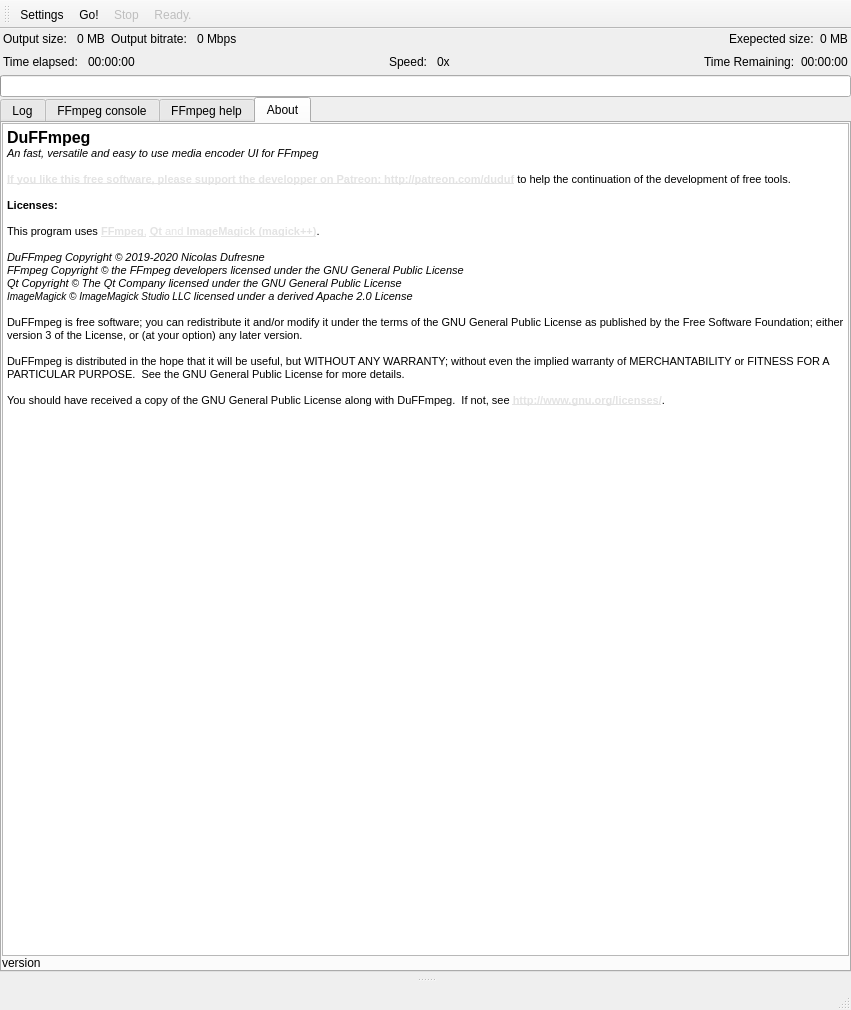
Qt form src/UI/mainwindow.ui (RxLaboratory/DuME) before a commit.
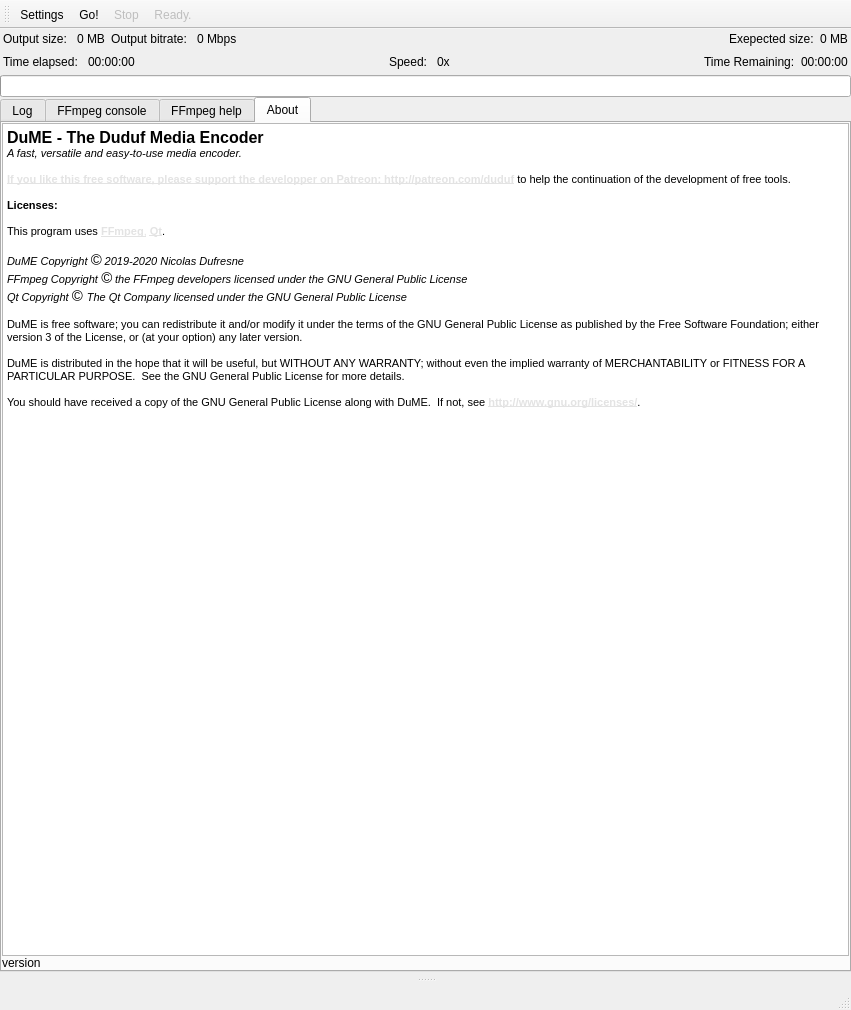
The same form after that commit. The open tabs and pages were chosen to show the change. Icons and pictures are not drawn.

Patch:
```diff
--- a/src/UI/mainwindow.ui
+++ b/src/UI/mainwindow.ui
@@ -432,26 +432,25 @@
             <string>&lt;!DOCTYPE HTML PUBLIC &quot;-//W3C//DTD HTML 4.0//EN&quot; &quot;http://www.w3.org/TR/REC-html40/strict.dtd&quot;&gt;
 &lt;html&gt;&lt;head&gt;&lt;meta name=&quot;qrichtext&quot; content=&quot;1&quot; /&gt;&lt;style type=&quot;text/css&quot;&gt;
 p, li { white-space: pre-wrap; }
-&lt;/style&gt;&lt;/head&gt;&lt;body style=&quot; font-family:'Ubuntu'; font-size:11pt; font-weight:400; font-style:normal;&quot;&gt;
-&lt;p style=&quot; margin-top:0px; margin-bottom:0px; margin-left:0px; margin-right:0px; -qt-block-indent:0; text-indent:0px;&quot;&gt;&lt;span style=&quot; font-family:'MS Shell Dlg 2'; font-size:12pt; font-weight:600;&quot;&gt;DuFFmpeg&lt;/span&gt;&lt;/p&gt;
-&lt;p style=&quot; margin-top:0px; margin-bottom:0px; margin-left:0px; margin-right:0px; -qt-block-indent:0; text-indent:0px;&quot;&gt;&lt;span style=&quot; font-family:'MS Shell Dlg 2'; font-size:8.25pt; font-style:italic;&quot;&gt;An fast, versatile and easy to use media encoder UI for FFmpeg&lt;/span&gt;&lt;/p&gt;
+&lt;/style&gt;&lt;/head&gt;&lt;body style=&quot; font-family:'Ubuntu Light'; font-size:10pt; font-weight:400; font-style:normal;&quot;&gt;
+&lt;p style=&quot; margin-top:0px; margin-bottom:0px; margin-left:0px; margin-right:0px; -qt-block-indent:0; text-indent:0px;&quot;&gt;&lt;span style=&quot; font-family:'MS Shell Dlg 2'; font-size:12pt; font-weight:600;&quot;&gt;DuME - The Duduf Media Encoder&lt;/span&gt;&lt;/p&gt;
+&lt;p style=&quot; margin-top:0px; margin-bottom:0px; margin-left:0px; margin-right:0px; -qt-block-indent:0; text-indent:0px;&quot;&gt;&lt;span style=&quot; font-family:'MS Shell Dlg 2'; font-size:8.25pt; font-style:italic;&quot;&gt;A fast, versatile and easy-to-use media encoder.&lt;/span&gt;&lt;/p&gt;
 &lt;p style=&quot;-qt-paragraph-type:empty; margin-top:0px; margin-bottom:0px; margin-left:0px; margin-right:0px; -qt-block-indent:0; text-indent:0px; font-family:'MS Shell Dlg 2'; font-size:8.25pt; font-style:italic;&quot;&gt;&lt;br /&gt;&lt;/p&gt;
 &lt;p style=&quot; margin-top:0px; margin-bottom:0px; margin-left:0px; margin-right:0px; -qt-block-indent:0; text-indent:0px;&quot;&gt;&lt;a href=&quot;http://patreon.com/duduf&quot;&gt;&lt;span style=&quot; font-family:'MS Shell Dlg 2'; font-size:8pt; font-weight:600; text-decoration: underline; color:#e3e3e3;&quot;&gt;If you like this free software, please support the developper on Patreon: http://patreon.com/duduf&lt;/span&gt;&lt;/a&gt;&lt;span style=&quot; font-family:'MS Shell Dlg 2'; font-size:8pt;&quot;&gt; to help the continuation of the development of free tools.&lt;/span&gt;&lt;/p&gt;
 &lt;p style=&quot;-qt-paragraph-type:empty; margin-top:0px; margin-bottom:0px; margin-left:0px; margin-right:0px; -qt-block-indent:0; text-indent:0px; font-family:'MS Shell Dlg 2'; font-size:8.25pt; font-style:italic;&quot;&gt;&lt;br /&gt;&lt;/p&gt;
 &lt;p style=&quot; margin-top:0px; margin-bottom:0px; margin-left:0px; margin-right:0px; -qt-block-indent:0; text-indent:0px;&quot;&gt;&lt;span style=&quot; font-family:'MS Shell Dlg 2'; font-size:8.25pt; font-weight:600;&quot;&gt;Licenses:&lt;/span&gt;&lt;/p&gt;
 &lt;p style=&quot;-qt-paragraph-type:empty; margin-top:0px; margin-bottom:0px; margin-left:0px; margin-right:0px; -qt-block-indent:0; text-indent:0px; font-family:'MS Shell Dlg 2'; font-size:8.25pt; font-weight:600; font-style:italic;&quot;&gt;&lt;br /&gt;&lt;/p&gt;
-&lt;p style=&quot; margin-top:0px; margin-bottom:0px; margin-left:0px; margin-right:0px; -qt-block-indent:0; text-indent:0px;&quot;&gt;&lt;span style=&quot; font-family:'MS Shell Dlg 2'; font-size:8.25pt;&quot;&gt;This program uses &lt;/span&gt;&lt;a href=&quot;http://ffmpeg.org&quot;&gt;&lt;span style=&quot; font-family:'MS Shell Dlg 2'; font-size:8pt; font-weight:600; text-decoration: underline; color:#e3e3e3;&quot;&gt;FFmpeg&lt;/span&gt;&lt;/a&gt;&lt;a href=&quot;http://ffmpeg.org&quot;&gt;&lt;span style=&quot; font-family:'MS Shell Dlg 2'; font-size:8pt; text-decoration: underline; color:#e3e3e3;&quot;&gt;,&lt;/span&gt;&lt;/a&gt;&lt;span style=&quot; font-family:'MS Shell Dlg 2'; font-size:8.25pt;&quot;&gt; &lt;/span&gt;&lt;a href=&quot;https://www1.qt.io/developers/&quot;&gt;&lt;span style=&quot; font-family:'MS Shell Dlg 2'; font-size:8pt; font-weight:600; text-decoration: underline; color:#e3e3e3;&quot;&gt;Qt&lt;/span&gt;&lt;/a&gt;&lt;a href=&quot;https://www1.qt.io/developers/&quot;&gt;&lt;span style=&quot; font-family:'MS Shell Dlg 2'; font-size:8pt; text-decoration: underline; color:#e3e3e3;&quot;&gt; and &lt;/span&gt;&lt;/a&gt;&lt;a href=&quot;https://www1.qt.io/developers/&quot;&gt;&lt;span style=&quot; font-family:'MS Shell Dlg 2'; font-size:8pt; font-weight:600; text-decoration: underline; color:#e3e3e3;&quot;&gt;ImageMagick (magick++)&lt;/span&gt;&lt;/a&gt;&lt;span style=&quot; font-family:'MS Shell Dlg 2'; font-size:8.25pt;&quot;&gt;.&lt;/span&gt;&lt;/p&gt;
+&lt;p style=&quot; margin-top:0px; margin-bottom:0px; margin-left:0px; margin-right:0px; -qt-block-indent:0; text-indent:0px;&quot;&gt;&lt;span style=&quot; font-family:'MS Shell Dlg 2'; font-size:8.25pt;&quot;&gt;This program uses &lt;/span&gt;&lt;a href=&quot;http://ffmpeg.org&quot;&gt;&lt;span style=&quot; font-family:'MS Shell Dlg 2'; font-size:8pt; font-weight:600; text-decoration: underline; color:#e3e3e3;&quot;&gt;FFmpeg&lt;/span&gt;&lt;/a&gt;&lt;a href=&quot;http://ffmpeg.org&quot;&gt;&lt;span style=&quot; font-family:'MS Shell Dlg 2'; font-size:8pt; text-decoration: underline; color:#e3e3e3;&quot;&gt;,&lt;/span&gt;&lt;/a&gt;&lt;span style=&quot; font-family:'MS Shell Dlg 2'; font-size:8.25pt;&quot;&gt; &lt;/span&gt;&lt;a href=&quot;https://www1.qt.io/developers/&quot;&gt;&lt;span style=&quot; font-family:'MS Shell Dlg 2'; font-size:8pt; font-weight:600; text-decoration: underline; color:#e3e3e3;&quot;&gt;Qt&lt;/span&gt;&lt;/a&gt;&lt;span style=&quot; font-family:'MS Shell Dlg 2'; font-size:8.25pt;&quot;&gt;.&lt;/span&gt;&lt;/p&gt;
 &lt;p style=&quot;-qt-paragraph-type:empty; margin-top:0px; margin-bottom:0px; margin-left:0px; margin-right:0px; -qt-block-indent:0; text-indent:0px; font-family:'MS Shell Dlg 2'; font-size:8.25pt; font-style:italic;&quot;&gt;&lt;br /&gt;&lt;/p&gt;
-&lt;p style=&quot; margin-top:0px; margin-bottom:0px; margin-left:0px; margin-right:0px; -qt-block-indent:0; text-indent:0px;&quot;&gt;&lt;span style=&quot; font-family:'MS Shell Dlg 2'; font-size:8.25pt; font-style:italic;&quot;&gt;DuFFmpeg Copyright &lt;/span&gt;&lt;span style=&quot; font-family:'Ubuntu'; font-size:small; font-style:italic;&quot;&gt;©&lt;/span&gt;&lt;span style=&quot; font-family:'MS Shell Dlg 2'; font-size:8.25pt; font-style:italic;&quot;&gt; 2019-2020 Nicolas Dufresne&lt;/span&gt;&lt;/p&gt;
-&lt;p style=&quot; margin-top:0px; margin-bottom:0px; margin-left:0px; margin-right:0px; -qt-block-indent:0; text-indent:0px;&quot;&gt;&lt;span style=&quot; font-family:'MS Shell Dlg 2'; font-size:8.25pt; font-style:italic;&quot;&gt;FFmpeg Copyright &lt;/span&gt;&lt;span style=&quot; font-family:'Ubuntu'; font-size:small; font-style:italic;&quot;&gt;©&lt;/span&gt;&lt;span style=&quot; font-family:'MS Shell Dlg 2'; font-size:8.25pt; font-style:italic;&quot;&gt; &lt;/span&gt;&lt;span style=&quot; font-family:'MS Shell Dlg 2'; font-size:8pt; font-style:italic;&quot;&gt;the FFmpeg developers licensed under the GNU General Public License&lt;/span&gt;&lt;/p&gt;
-&lt;p style=&quot; margin-top:0px; margin-bottom:0px; margin-left:0px; margin-right:0px; -qt-block-indent:0; text-indent:0px;&quot;&gt;&lt;span style=&quot; font-family:'MS Shell Dlg 2'; font-size:8pt; font-style:italic;&quot;&gt;Qt Copyright &lt;/span&gt;&lt;span style=&quot; font-family:'Ubuntu'; font-size:small; font-style:italic;&quot;&gt;© &lt;/span&gt;&lt;span style=&quot; font-family:'MS Shell Dlg 2'; font-size:8pt; font-style:italic;&quot;&gt;The Qt Company licensed under the GNU General Public License&lt;/span&gt;&lt;/p&gt;
-&lt;p style=&quot; margin-top:0px; margin-bottom:0px; margin-left:0px; margin-right:0px; -qt-block-indent:0; text-indent:0px;&quot;&gt;&lt;span style=&quot; font-family:'Ubuntu'; font-size:small; font-style:italic;&quot;&gt;ImageMagick © ImageMagick Studio LLC&lt;/span&gt;&lt;span style=&quot; font-family:'MS Shell Dlg 2'; font-size:8pt; font-style:italic;&quot;&gt; licensed under a derived Apache 2.0 License&lt;/span&gt;&lt;/p&gt;
+&lt;p style=&quot; margin-top:0px; margin-bottom:0px; margin-left:0px; margin-right:0px; -qt-block-indent:0; text-indent:0px;&quot;&gt;&lt;span style=&quot; font-family:'MS Shell Dlg 2'; font-size:8.25pt; font-style:italic;&quot;&gt;DuME Copyright &lt;/span&gt;&lt;span style=&quot; font-family:'Ubuntu'; font-size:11pt; font-style:italic;&quot;&gt;©&lt;/span&gt;&lt;span style=&quot; font-family:'MS Shell Dlg 2'; font-size:8.25pt; font-style:italic;&quot;&gt; 2019-2020 Nicolas Dufresne&lt;/span&gt;&lt;/p&gt;
+&lt;p style=&quot; margin-top:0px; margin-bottom:0px; margin-left:0px; margin-right:0px; -qt-block-indent:0; text-indent:0px;&quot;&gt;&lt;span style=&quot; font-family:'MS Shell Dlg 2'; font-size:8.25pt; font-style:italic;&quot;&gt;FFmpeg Copyright &lt;/span&gt;&lt;span style=&quot; font-family:'Ubuntu'; font-size:11pt; font-style:italic;&quot;&gt;©&lt;/span&gt;&lt;span style=&quot; font-family:'MS Shell Dlg 2'; font-size:8.25pt; font-style:italic;&quot;&gt; &lt;/span&gt;&lt;span style=&quot; font-family:'MS Shell Dlg 2'; font-size:8pt; font-style:italic;&quot;&gt;the FFmpeg developers licensed under the GNU General Public License&lt;/span&gt;&lt;/p&gt;
+&lt;p style=&quot; margin-top:0px; margin-bottom:0px; margin-left:0px; margin-right:0px; -qt-block-indent:0; text-indent:0px;&quot;&gt;&lt;span style=&quot; font-family:'MS Shell Dlg 2'; font-size:8pt; font-style:italic;&quot;&gt;Qt Copyright &lt;/span&gt;&lt;span style=&quot; font-family:'Ubuntu'; font-size:11pt; font-style:italic;&quot;&gt;© &lt;/span&gt;&lt;span style=&quot; font-family:'MS Shell Dlg 2'; font-size:8pt; font-style:italic;&quot;&gt;The Qt Company licensed under the GNU General Public License&lt;/span&gt;&lt;/p&gt;
 &lt;p style=&quot;-qt-paragraph-type:empty; margin-top:0px; margin-bottom:0px; margin-left:0px; margin-right:0px; -qt-block-indent:0; text-indent:0px; font-family:'MS Shell Dlg 2'; font-size:8pt;&quot;&gt;&lt;br /&gt;&lt;/p&gt;
-&lt;p style=&quot; margin-top:0px; margin-bottom:0px; margin-left:0px; margin-right:0px; -qt-block-indent:0; text-indent:0px;&quot;&gt;&lt;span style=&quot; font-family:'MS Shell Dlg 2'; font-size:8pt;&quot;&gt;DuFFmpeg is free software; you can redistribute it and/or modify it under the terms of the GNU General Public License as published by the Free Software Foundation; either version 3 of the License, or (at your option) any later version.&lt;/span&gt;&lt;/p&gt;
+&lt;p style=&quot; margin-top:0px; margin-bottom:0px; margin-left:0px; margin-right:0px; -qt-block-indent:0; text-indent:0px;&quot;&gt;&lt;span style=&quot; font-family:'MS Shell Dlg 2'; font-size:8pt;&quot;&gt;DuME is free software; you can redistribute it and/or modify it under the terms of the GNU General Public License as published by the Free Software Foundation; either version 3 of the License, or (at your option) any later version.&lt;/span&gt;&lt;/p&gt;
 &lt;p style=&quot;-qt-paragraph-type:empty; margin-top:0px; margin-bottom:0px; margin-left:0px; margin-right:0px; -qt-block-indent:0; text-indent:0px; font-family:'MS Shell Dlg 2'; font-size:8pt;&quot;&gt;&lt;br /&gt;&lt;/p&gt;
-&lt;p style=&quot; margin-top:0px; margin-bottom:0px; margin-left:0px; margin-right:0px; -qt-block-indent:0; text-indent:0px;&quot;&gt;&lt;span style=&quot; font-family:'MS Shell Dlg 2'; font-size:8pt;&quot;&gt;DuFFmpeg is distributed in the hope that it will be useful, but WITHOUT ANY WARRANTY; without even the implied warranty of MERCHANTABILITY or FITNESS FOR A PARTICULAR PURPOSE.  See the GNU General Public License for more details.&lt;/span&gt;&lt;/p&gt;
+&lt;p style=&quot; margin-top:0px; margin-bottom:0px; margin-left:0px; margin-right:0px; -qt-block-indent:0; text-indent:0px;&quot;&gt;&lt;span style=&quot; font-family:'MS Shell Dlg 2'; font-size:8pt;&quot;&gt;DuME is distributed in the hope that it will be useful, but WITHOUT ANY WARRANTY; without even the implied warranty of MERCHANTABILITY or FITNESS FOR A PARTICULAR PURPOSE.  See the GNU General Public License for more details.&lt;/span&gt;&lt;/p&gt;
 &lt;p style=&quot;-qt-paragraph-type:empty; margin-top:0px; margin-bottom:0px; margin-left:0px; margin-right:0px; -qt-block-indent:0; text-indent:0px; font-family:'MS Shell Dlg 2'; font-size:8pt;&quot;&gt;&lt;br /&gt;&lt;/p&gt;
-&lt;p style=&quot; margin-top:0px; margin-bottom:0px; margin-left:0px; margin-right:0px; -qt-block-indent:0; text-indent:0px;&quot;&gt;&lt;span style=&quot; font-family:'MS Shell Dlg 2'; font-size:8pt;&quot;&gt;You should have received a copy of the GNU General Public License along with DuFFmpeg.  If not, see&lt;/span&gt;&lt;span style=&quot; font-family:'MS Shell Dlg 2'; font-size:8pt; color:#ec1818;&quot;&gt; &lt;/span&gt;&lt;a href=&quot;http://www.gnu.org/licenses/&quot;&gt;&lt;span style=&quot; font-family:'MS Shell Dlg 2'; font-size:8pt; font-weight:600; text-decoration: underline; color:#e3e3e3;&quot;&gt;http://www.gnu.org/licenses/&lt;/span&gt;&lt;/a&gt;&lt;span style=&quot; font-family:'MS Shell Dlg 2'; font-size:8pt;&quot;&gt;.&lt;/span&gt;&lt;/p&gt;&lt;/body&gt;&lt;/html&gt;</string>
+&lt;p style=&quot; margin-top:0px; margin-bottom:0px; margin-left:0px; margin-right:0px; -qt-block-indent:0; text-indent:0px;&quot;&gt;&lt;span style=&quot; font-family:'MS Shell Dlg 2'; font-size:8pt;&quot;&gt;You should have received a copy of the GNU General Public License along with DuME.  If not, see&lt;/span&gt;&lt;span style=&quot; font-family:'MS Shell Dlg 2'; font-size:8pt; color:#ec1818;&quot;&gt; &lt;/span&gt;&lt;a href=&quot;http://www.gnu.org/licenses/&quot;&gt;&lt;span style=&quot; font-family:'MS Shell Dlg 2'; font-size:8pt; font-weight:600; text-decoration: underline; color:#e3e3e3;&quot;&gt;http://www.gnu.org/licenses/&lt;/span&gt;&lt;/a&gt;&lt;span style=&quot; font-family:'MS Shell Dlg 2'; font-size:8pt;&quot;&gt;.&lt;/span&gt;&lt;/p&gt;&lt;/body&gt;&lt;/html&gt;</string>
            </property>
            <property name="openExternalLinks">
             <bool>true</bool>
```
Left out of the diff: 10 changed lines with no effect on the pictures.
